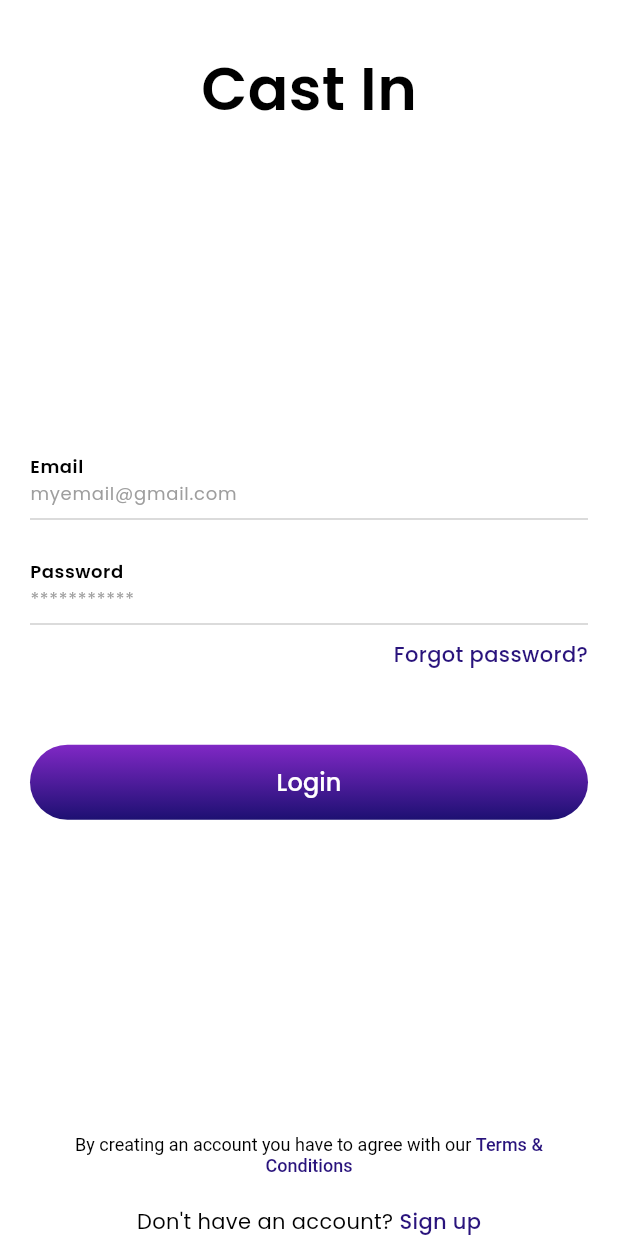
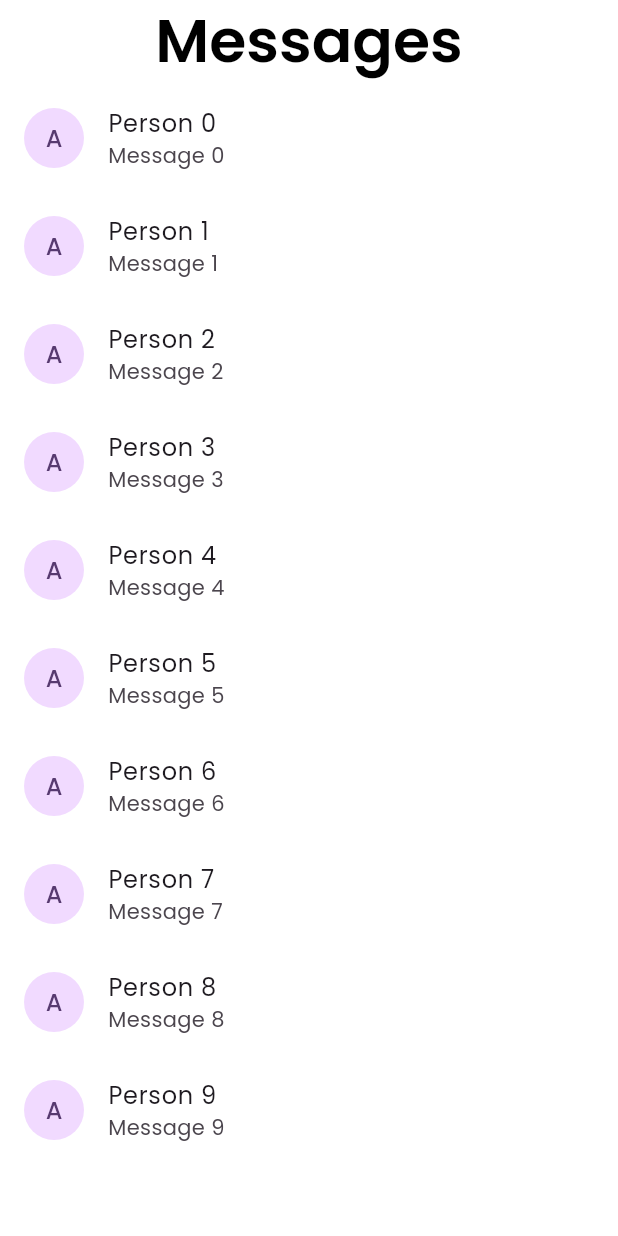
Before and after one commit to ELASHMAWYDEV/cast-in, a Flutter app: the screen it shows after launch, on a phone screen of 412 x 824 dp. Run offline on Flutter 3.47's test engine with Material 3 defaults, Android fonts, the light colour scheme and no system bars; drawn by our look-alikes of flutter_form_builder; our stand-ins replace dotted_border, form_builder_validators, get, image_picker, pinput, shared_preferences.

Commit message:
started implementing messages screen but not finished

```diff
--- a/analysis_options.yaml
+++ b/analysis_options.yaml
@@ -23,6 +23,8 @@ linter:
   rules:
     prefer_const_constructors: false
     prefer_const_literals_to_create_immutables: false
+    prefer_const_constructors_in_immutables: false
+    constant_identifier_names: false
     # avoid_print: false  # Uncomment to disable the `avoid_print` rule
     # prefer_single_quotes: true  # Uncomment to enable the `prefer_single_quotes` rule
 
--- a/lib/ui/screens/messages/messages_screen.dart
+++ b/lib/ui/screens/messages/messages_screen.dart
@@ -0,0 +1,33 @@
+import 'package:cast_in/ui/common/custom_appbar.dart';
+import 'package:flutter/material.dart';
+
+class MessagesScreen extends StatelessWidget {
+  MessagesScreen({super.key});
+
+  @override
+  Widget build(BuildContext context) {
+    return Scaffold(
+      appBar: CustomAppBar(
+        title: "Messages",
+      ),
+      body: SingleChildScrollView(
+        child: Column(
+          // Create a list of messaging people
+          children: List.generate(
+            10,
+            (int index) => ListTile(
+              leading: CircleAvatar(
+                child: Text("A"),
+              ),
+              title: Text("Person $index"),
+              subtitle: Text("Message $index"),
+              onTap: () {
+                // Navigate to the chat screen
+              },
+            ),
+          ),
+        ),
+      ),
+    );
+  }
+}
--- a/lib/ui/screens/splash/splash_controller.dart
+++ b/lib/ui/screens/splash/splash_controller.dart
@@ -8,6 +8,6 @@ class SplashController extends GetxController {
   void onInit() {
     super.onInit();
     // set a timeout
-    Future.delayed(Duration(seconds: 2), () => Get.offAllNamed(AppRouter.LOGIN));
+    Future.delayed(Duration(seconds: 2), () => Get.offAllNamed(AppRouter.MESSAGES));
   }
 }
--- a/lib/utils/app_router.dart
+++ b/lib/utils/app_router.dart
@@ -2,6 +2,7 @@ import 'package:cast_in/ui/screens/auth/login/login_screen.dart';
 import 'package:cast_in/ui/screens/auth/profession/profession_screen.dart';
 import 'package:cast_in/ui/screens/auth/signup/signup_screen.dart';
 import 'package:cast_in/ui/screens/auth/verification/verification_screen.dart';
+import 'package:cast_in/ui/screens/messages/messages_screen.dart';
 import 'package:cast_in/ui/screens/splash/splash_screen.dart';
 import 'package:get/get.dart';
 
@@ -12,6 +13,7 @@ abstract class AppRouter {
   static const SIGNUP = '/auth/signup';
   static const VERIFICATION = '/auth/verification';
   static const PROFESSION = '/auth/profession';
+  static const MESSAGES = '/messages';
 
   static const String initialRoute = SPLASH;
 
@@ -36,5 +38,9 @@ abstract class AppRouter {
           name: PROFESSION,
           page: () => ProfessionScreen(),
         ),
+        GetPage(
+          name: MESSAGES,
+          page: () => MessagesScreen(),
+        ),
       ];
 }
```
